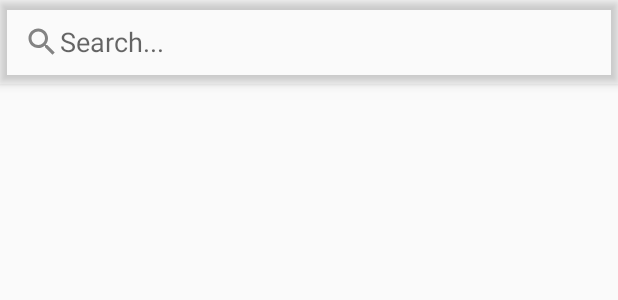
After one commit to jennybarker/Wedding, an Android app: the layout fragment_guests.xml on its own in the app's theme, with its tools: preview values and no code run, on a phone screen of 412 x 824 dp. The commit adds this screen. Shown: the top 300 px of the screen. Run offline under Robolectric (Android 15) with nearby library versions, the phone set to English and light mode, and no system bars.

Commit message:
Completed Guest Fragment

```diff
--- a/app/build.gradle
+++ b/app/build.gradle
@@ -33,4 +33,6 @@ dependencies {
     androidTestImplementation 'androidx.test.espresso:espresso-core:3.2.0'
     implementation 'de.hdodenhof:circleimageview:3.0.0'
     implementation 'com.google.android.material:material:1.0.0'
+
+    implementation 'com.github.bumptech.glide:glide:4.8.0'
 }
--- a/app/src/main/AndroidManifest.xml
+++ b/app/src/main/AndroidManifest.xml
@@ -9,7 +9,7 @@
         android:roundIcon="@drawable/wedding_icon_circular"
         android:supportsRtl="true"
         android:theme="@style/AppTheme">
-        <activity android:name=".MainActivity"></activity>
+        <activity android:name=".MainActivity" />
         <activity android:name=".RegisterActivity" />
         <activity android:name=".LoginActivity" />
         <activity android:name=".StartActivity">
--- /dev/null
+++ b/app/src/main/res/drawable-anydpi/ic_search.xml
@@ -0,0 +1,11 @@
+<vector xmlns:android="http://schemas.android.com/apk/res/android"
+    android:width="24dp"
+    android:height="24dp"
+    android:viewportWidth="24"
+    android:viewportHeight="24"
+    android:tint="#333333"
+    android:alpha="0.6">
+    <path
+        android:fillColor="#FF000000"
+        android:pathData="M15.5,14h-0.79l-0.28,-0.27C15.41,12.59 16,11.11 16,9.5 16,5.91 13.09,3 9.5,3S3,5.91 3,9.5 5.91,16 9.5,16c1.61,0 3.09,-0.59 4.23,-1.57l0.27,0.28v0.79l5,4.99L20.49,19l-4.99,-5zM9.5,14C7.01,14 5,11.99 5,9.5S7.01,5 9.5,5 14,7.01 14,9.5 11.99,14 9.5,14z"/>
+</vector>
--- /dev/null
+++ b/app/src/main/res/layout/fragment_guests.xml
@@ -0,0 +1,48 @@
+<?xml version="1.0" encoding="utf-8"?>
+<RelativeLayout xmlns:android="http://schemas.android.com/apk/res/android"
+    xmlns:tools="http://schemas.android.com/tools"
+    android:layout_width="match_parent"
+    android:layout_height="match_parent"
+    android:orientation="vertical"
+    tools:context=".Fragments.GuestsFragment">
+
+
+    <com.google.android.material.appbar.AppBarLayout
+        android:layout_width="match_parent"
+        android:layout_height="wrap_content"
+        android:id="@+id/bar"
+        android:background="@android:color/transparent">
+
+        <androidx.appcompat.widget.Toolbar
+            android:layout_height="match_parent"
+            android:layout_width="wrap_content"
+            android:id="@+id/toolbar"
+            android:background="@android:color/transparent">
+
+            <ImageView
+                android:layout_width="wrap_content"
+                android:layout_height="wrap_content"
+                android:src="@drawable/ic_search"
+                android:id="@+id/ic_search_light"/>
+
+            <EditText
+                android:layout_width="match_parent"
+                android:layout_height="wrap_content"
+                android:id="@+id/search_bar"
+                android:background="@android:color/transparent"
+                android:hint="Search..."
+                android:layout_marginStart="10dp"
+                android:layout_marginLeft="10dp"/>
+
+        </androidx.appcompat.widget.Toolbar>
+    </com.google.android.material.appbar.AppBarLayout>
+
+    <androidx.recyclerview.widget.RecyclerView
+        android:layout_width="match_parent"
+        android:layout_height="wrap_content"
+        android:id="@+id/recycler_view"
+        android:layout_below="@+id/bar"/>
+
+
+
+</RelativeLayout>
```
Also changed, not shown: app/src/main/java/com/jenny/android/wedding/Adapters/UserAdapter.java (added, +96 -0 lines), app/src/main/java/com/jenny/android/wedding/Fragments/AboutFragment.java (deleted, +0 -24 lines), app/src/main/java/com/jenny/android/wedding/Fragments/GuestsFragment.java (added, +128 -0 lines), app/src/main/java/com/jenny/android/wedding/Fragments/HomeFragment.java (+6 -3 lines), app/src/main/java/com/jenny/android/wedding/MainActivity.java (+4 -4 lines), app/src/main/java/com/jenny/android/wedding/model/User.java (added, +61 -0 lines), app/src/main/res/layout/fragment_about.xml (deleted, +0 -131 lines), app/src/main/res/layout/fragment_home.xml (+67 -8 lines), app/src/main/res/layout/guest_item.xml (added, +34 -0 lines), app/src/main/res/drawable-hdpi/ic_search.png (added), app/src/main/res/drawable-mdpi/ic_search.png (added), app/src/main/res/drawable-xhdpi/ic_search.png (added), app/src/main/res/drawable-xxhdpi/ic_search.png (added), app/src/main/res/values/strings.xml (line endings or trailing spaces).
